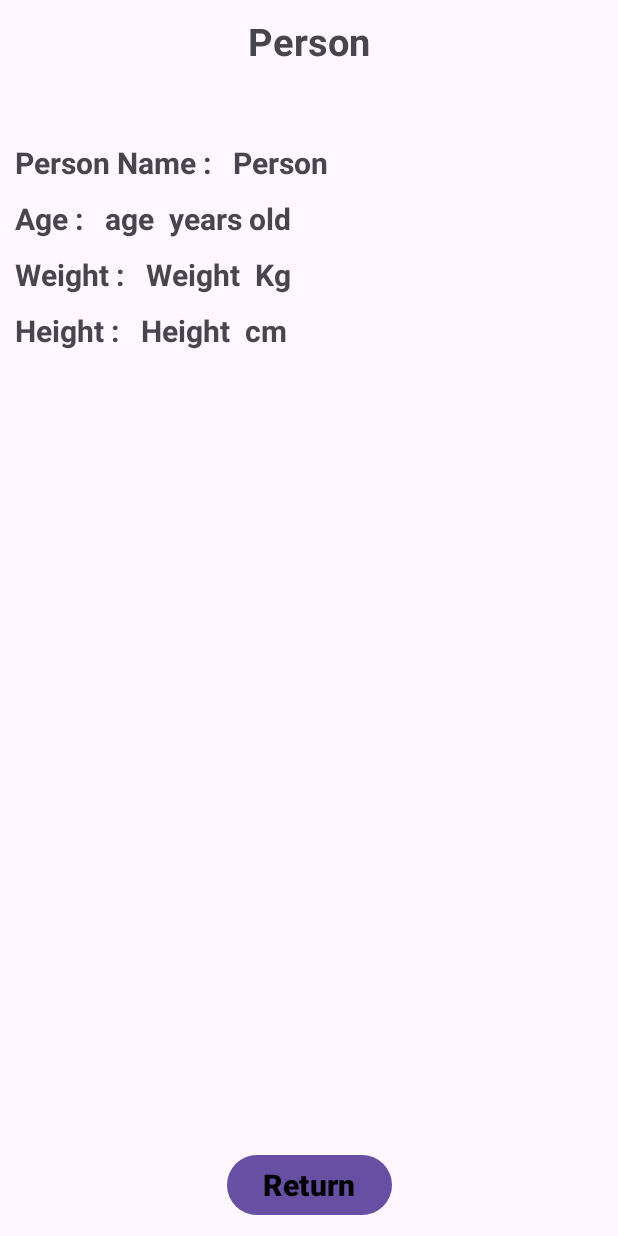
After one commit to ForbiddenKiwis/AndroidFinalProject, an Android app: the Profile screen opened directly, with no data from a screen before it, on a phone screen of 412 x 824 dp. The commit adds this screen. Run offline under Robolectric (Android 15) with nearby library versions, the phone set to English and light mode, and no system bars; our stand-ins replace Firebase (no records; nobody signed in at launch, a user with empty details on screens opened directly).

Commit message:
Added Profile Activity UI and Finish BackEnd

```diff
--- a/app/src/main/java/com/example/project/MainMenu.java
+++ b/app/src/main/java/com/example/project/MainMenu.java
@@ -1,10 +1,12 @@
 package com.example.project;
 
+import android.content.Intent;
 import android.content.SharedPreferences;
 import android.os.Bundle;
 import android.util.Log;
 import android.view.View;
 import android.view.Menu;
+import android.widget.ImageView;
 import android.widget.TextView;
 import android.widget.Toast;
 
@@ -33,9 +35,10 @@ import com.google.firebase.database.DatabaseReference;
 import com.google.firebase.database.FirebaseDatabase;
 import com.google.firebase.database.ValueEventListener;
 
-public class MainMenu extends AppCompatActivity {
+public class MainMenu extends AppCompatActivity implements View.OnClickListener{
 
     TextView tvUserName;
+    ImageView imgVProfile;
 
     private AppBarConfiguration mAppBarConfiguration;
     private ActivityMainMenuBinding binding;
@@ -93,6 +96,9 @@ public class MainMenu extends AppCompatActivity {
 
     private void initialize() {
         tvUserName = binding.navView.getHeaderView(0).findViewById(R.id.tvUserName);
+        imgVProfile = binding.navView.getHeaderView(0).findViewById(R.id.imgVProfile);
+
+        imgVProfile.setOnClickListener(this);
 
         personDatabase = FirebaseDatabase.getInstance().getReference("Person");
 
@@ -100,7 +106,20 @@ public class MainMenu extends AppCompatActivity {
         sharedPreferences = getSharedPreferences("MyAppPrefs", MODE_PRIVATE);
         personId = getIntent().getIntExtra("personId", -1);
 
+
         loadName(personId);
+    }
+
+    @Override
+    public void onClick(View view) {
+        imgVProfile.setOnClickListener(v -> goToProfile());
+    }
+
+    private void goToProfile() {
+        Intent intent = new Intent(MainMenu.this, Profile.class);
+        intent.putExtra("personId",personId);
+        startActivity(intent);
+        finish();
     }
 
     private void loadName(int personId) {
--- /dev/null
+++ b/app/src/main/java/com/example/project/Profile.java
@@ -0,0 +1,142 @@
+package com.example.project;
+
+import android.content.Intent;
+import android.content.SharedPreferences;
+import android.os.Bundle;
+import android.view.View;
+import android.widget.Button;
+import android.widget.TextView;
+import android.widget.Toast;
+
+import androidx.activity.EdgeToEdge;
+import androidx.annotation.NonNull;
+import androidx.appcompat.app.AppCompatActivity;
+import androidx.core.graphics.Insets;
+import androidx.core.view.ViewCompat;
+import androidx.core.view.WindowInsetsCompat;
+
+import com.google.firebase.database.DataSnapshot;
+import com.google.firebase.database.DatabaseError;
+import com.google.firebase.database.DatabaseReference;
+import com.google.firebase.database.FirebaseDatabase;
+import com.google.firebase.database.ValueEventListener;
+
+import model.Person;
+
+public class Profile extends AppCompatActivity implements View.OnClickListener, ValueEventListener {
+
+    TextView tvDisplayPersonNameData, tvDisplayPersonAgeData, tvDisplayPersonWeightData,
+            tvDisplayPersonHeightData;
+    Button btnDisplayPersonReturn;
+
+    DatabaseReference personDatabase;
+
+    SharedPreferences sharedPreferences;
+    private int personId;
+
+    @Override
+    protected void onCreate(Bundle savedInstanceState) {
+        super.onCreate(savedInstanceState);
+        EdgeToEdge.enable(this);
+        setContentView(R.layout.activity_profile);
+        ViewCompat.setOnApplyWindowInsetsListener(findViewById(R.id.main), (v, insets) -> {
+            Insets systemBars = insets.getInsets(WindowInsetsCompat.Type.systemBars());
+            v.setPadding(systemBars.left, systemBars.top, systemBars.right, systemBars.bottom);
+            return insets;
+        });
+        initialize();
+    }
+
+    private void initialize(){
+        tvDisplayPersonNameData = findViewById(R.id.tvDisplayPersonNameData);
+        tvDisplayPersonAgeData = findViewById(R.id.tvDisplayPersonAgeData);
+        tvDisplayPersonWeightData = findViewById(R.id.tvDisplayPersonWeightData);
+        tvDisplayPersonHeightData = findViewById(R.id.tvDisplayPersonHeightData);
+        btnDisplayPersonReturn = findViewById(R.id.btnDisplayPersonReturn);
+        btnDisplayPersonReturn.setOnClickListener(this);
+
+        personDatabase = FirebaseDatabase.getInstance().getReference("Person");
+
+        sharedPreferences = getSharedPreferences("MyAppPrefs", MODE_PRIVATE);
+        personId = getIntent().getIntExtra("personId", -1);
+        getPersonFromDatabase(personId);
+
+        displayPersonInfo();
+    }
+
+    private void displayPersonInfo() {
+        if (personId != -1) {
+            personDatabase.child(String.valueOf(personId)).addListenerForSingleValueEvent(new ValueEventListener() {
+                @Override
+                public void onDataChange(@NonNull DataSnapshot snapshot) {
+                    if (snapshot.exists()) {
+                        String name = snapshot.child("name").getValue(String.class);
+                        Integer age = snapshot.child("age").getValue(Integer.class);
+                        Double weight = snapshot.child("weight").getValue(Double.class);
+                        Double height = snapshot.child("height").getValue(Double.class);
+
+                        tvDisplayPersonNameData.setText(name != null ? name : "Name not available");
+                        tvDisplayPersonAgeData.setText(age != null ? String.valueOf(age) : "Age " +
+                                "not " +
+                                "available");
+                        tvDisplayPersonWeightData.setText(weight != null ? String.valueOf(weight) :
+                                "Weight not available");
+                        tvDisplayPersonHeightData.setText(height != null ? String.valueOf(height) :
+                                "Height not available");
+                    } else {
+                        Toast.makeText(Profile.this, "Person Not Found", Toast.LENGTH_SHORT).show();
+                    }
+                }
+
+                @Override
+                public void onCancelled(@NonNull DatabaseError error) {
+                    Toast.makeText(Profile.this, "Error: " + error.getMessage() ,
+                            Toast.LENGTH_SHORT).show();
+                }
+            });
+        } else {
+            Toast.makeText(this, "User ID not found", Toast.LENGTH_SHORT).show();
+        }
+    }
+
+    @Override
+    public void onClick(View view) {
+        int id = view.getId();
+
+        if (id == R.id.btnDisplayPersonReturn) goToMainMenuActivity();
+    }
+
+    private void goToMainMenuActivity() {
+        Intent intent = new Intent(Profile.this, MainMenu.class);
+        intent.putExtra("personId",personId);
+        startActivity(intent);
+        finish();
+    }
+
+    private void getPersonFromDatabase(int userId){
+        personDatabase.child(String.valueOf(userId)).addValueEventListener(this);
+    }
+
+    @Override
+    public void onDataChange(@NonNull DataSnapshot snapshot) {
+        if(snapshot.exists()){
+            String name = snapshot.child("name").getValue().toString();
+            String age = snapshot.child("age").getValue().toString();
+            String weight = snapshot.child("weight").getValue().toString();
+            String height = snapshot.child("height").getValue().toString();
+            tvDisplayPersonNameData.setText(name);
+            tvDisplayPersonAgeData.setText(age);
+            tvDisplayPersonWeightData.setText(weight);
+            tvDisplayPersonHeightData.setText(height);
+
+        }
+        else{
+            Toast.makeText(this, "No document", Toast.LENGTH_SHORT).show();
+        }
+    }
+
+    @Override
+    public void onCancelled(@NonNull DatabaseError error) {
+
+    }
+}
--- /dev/null
+++ b/app/src/main/res/layout/activity_profile.xml
@@ -0,0 +1,142 @@
+<?xml version="1.0" encoding="utf-8"?>
+<androidx.constraintlayout.widget.ConstraintLayout xmlns:android="http://schemas.android.com/apk/res/android"
+    xmlns:app="http://schemas.android.com/apk/res-auto"
+    xmlns:tools="http://schemas.android.com/tools"
+    android:id="@+id/main"
+    android:layout_width="match_parent"
+    android:layout_height="match_parent"
+    tools:context=".Profile">
+
+    <TextView
+        android:id="@+id/tvDisplayPersonTitle"
+        android:layout_width="wrap_content"
+        android:layout_height="wrap_content"
+        android:text="Person"
+        android:textSize="25sp"
+        android:textStyle="bold"
+        android:layout_marginTop="10dp"
+        app:layout_constraintStart_toStartOf="parent"
+        app:layout_constraintEnd_toEndOf="parent"
+        app:layout_constraintTop_toTopOf="parent" />
+
+    <TextView
+        android:id="@+id/tvDisplayPersonName"
+        android:layout_width="wrap_content"
+        android:layout_height="wrap_content"
+        style="@style/Text_Style"
+        android:text="Person Name : "
+        android:layout_marginTop="50dp"
+        app:layout_constraintStart_toStartOf="parent"
+        app:layout_constraintTop_toBottomOf="@+id/tvDisplayPersonTitle" />
+
+    <TextView
+        android:id="@+id/tvDisplayPersonAge"
+        android:layout_width="wrap_content"
+        android:layout_height="wrap_content"
+        android:text="Age : "
+        style="@style/Text_Style"
+        app:layout_constraintStart_toStartOf="parent"
+        app:layout_constraintTop_toBottomOf="@+id/tvDisplayPersonName"/>
+
+    <TextView
+        android:id="@+id/tvDisplayPersonWeight"
+        android:layout_width="wrap_content"
+        android:layout_height="wrap_content"
+        android:text="Weight : "
+        style="@style/Text_Style"
+        app:layout_constraintStart_toStartOf="parent"
+        app:layout_constraintTop_toBottomOf="@+id/tvDisplayPersonAge" />
+
+    <TextView
+        android:id="@+id/tvDisplayPersonHeight"
+        android:layout_width="wrap_content"
+        android:layout_height="wrap_content"
+        android:text="Height : "
+        style="@style/Text_Style"
+        app:layout_constraintStart_toStartOf="parent"
+        app:layout_constraintTop_toBottomOf="@+id/tvDisplayPersonWeight" />
+
+    <TextView
+        android:id="@+id/tvDisplayPersonAgeLbl"
+        android:layout_width="wrap_content"
+        android:layout_height="wrap_content"
+        android:text="years old"
+        style="@style/Text_Style"
+        android:layout_marginTop="0dp"
+        app:layout_constraintStart_toEndOf="@+id/tvDisplayPersonAgeData"
+        app:layout_constraintTop_toTopOf="@+id/tvDisplayPersonAgeData"/>
+
+    <TextView
+        android:id="@+id/tvDisplayPersonWeightLbl"
+        android:layout_width="wrap_content"
+        android:layout_height="wrap_content"
+        android:text="Kg"
+        style="@style/Text_Style"
+        android:layout_marginTop="0dp"
+        app:layout_constraintStart_toEndOf="@+id/tvDisplayPersonWeightData"
+        app:layout_constraintTop_toTopOf="@+id/tvDisplayPersonWeightData"/>
+
+    <TextView
+        android:id="@+id/tvDisplayPersonHeightLbl"
+        android:layout_width="wrap_content"
+        android:layout_height="wrap_content"
+        android:text="cm"
+        style="@style/Text_Style"
+        android:layout_marginTop="0dp"
+        app:layout_constraintStart_toEndOf="@+id/tvDisplayPersonHeightData"
+        app:layout_constraintTop_toTopOf="@+id/tvDisplayPersonHeightData"/>
+
+    <TextView
+        android:id="@+id/tvDisplayPersonNameData"
+        android:layout_width="wrap_content"
+        android:layout_height="wrap_content"
+        android:text="Person"
+        style="@style/Text_Style"
+        android:layout_marginTop="0dp"
+        app:layout_constraintStart_toEndOf="@+id/tvDisplayPersonName"
+        app:layout_constraintTop_toTopOf="@+id/tvDisplayPersonName" />
+
+    <TextView
+        android:id="@+id/tvDisplayPersonAgeData"
+        android:layout_width="wrap_content"
+        android:layout_height="wrap_content"
+        android:text="age"
+        style="@style/Text_Style"
+        android:layout_marginTop="0dp"
+        app:layout_constraintStart_toEndOf="@+id/tvDisplayPersonAge"
+        app:layout_constraintTop_toTopOf="@+id/tvDisplayPersonAge" />
+
+    <TextView
+        android:id="@+id/tvDisplayPersonWeightData"
+        android:layout_width="wrap_content"
+        android:layout_height="wrap_content"
+        android:text="Weight"
+        style="@style/Text_Style"
+        android:layout_marginTop="0dp"
+        app:layout_constraintStart_toEndOf="@+id/tvDisplayPersonWeight"
+        app:layout_constraintTop_toTopOf="@+id/tvDisplayPersonWeight" />
+
+    <TextView
+        android:id="@+id/tvDisplayPersonHeightData"
+        android:layout_width="wrap_content"
+        android:layout_height="wrap_content"
+        android:text="Height"
+        style="@style/Text_Style"
+        android:layout_marginTop="0dp"
+        app:layout_constraintStart_toEndOf="@+id/tvDisplayPersonHeight"
+        app:layout_constraintTop_toTopOf="@+id/tvDisplayPersonHeight"/>
+
+    <Button
+        android:id="@+id/btnDisplayPersonReturn"
+        android:layout_width="wrap_content"
+        android:layout_height="wrap_content"
+        android:text="Return"
+        style="@style/Button_Style"
+        android:layout_marginEnd="10dp"
+        android:layout_marginBottom="10dp"
+        app:layout_constraintStart_toStartOf="parent"
+        app:layout_constraintEnd_toEndOf="parent"
+        app:layout_constraintBottom_toBottomOf="parent"/>
+
+
+</androidx.constraintlayout.widget.ConstraintLayout>
--- a/app/src/main/res/layout/nav_header_main_menu.xml
+++ b/app/src/main/res/layout/nav_header_main_menu.xml
@@ -19,7 +19,7 @@
         android:paddingTop="@dimen/nav_header_vertical_spacing"
         app:srcCompat="@mipmap/ic_launcher_round"
         android:contentDescription="@string/nav_header_desc"
-        android:id="@+id/imageView" />
+        android:id="@+id/imgVProfile" />
 
     <TextView
         android:id="@+id/tvUserName"
```
Also changed, not shown: app/src/main/AndroidManifest.xml (+6 -3 lines).
